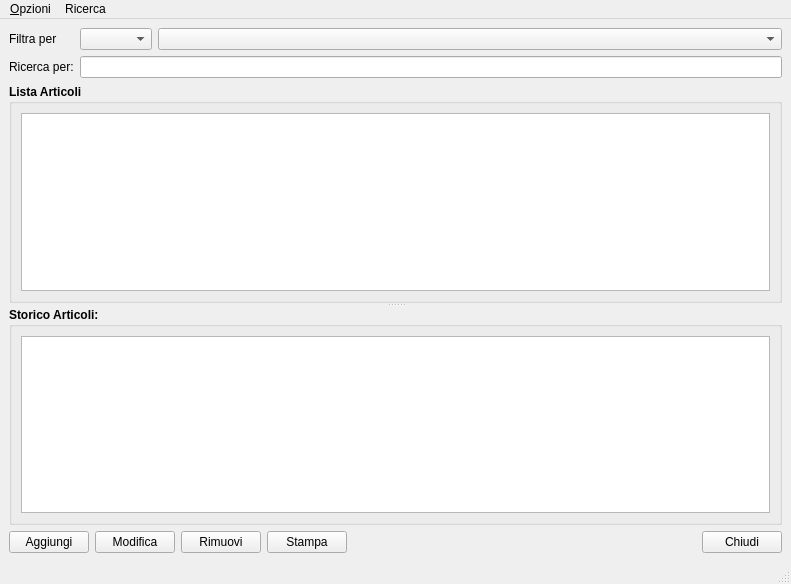
The window that moduleMagazzino/magazzinowindow.ui (kvsd/Gestionale) describes before a commit, drawn with Qt 5.
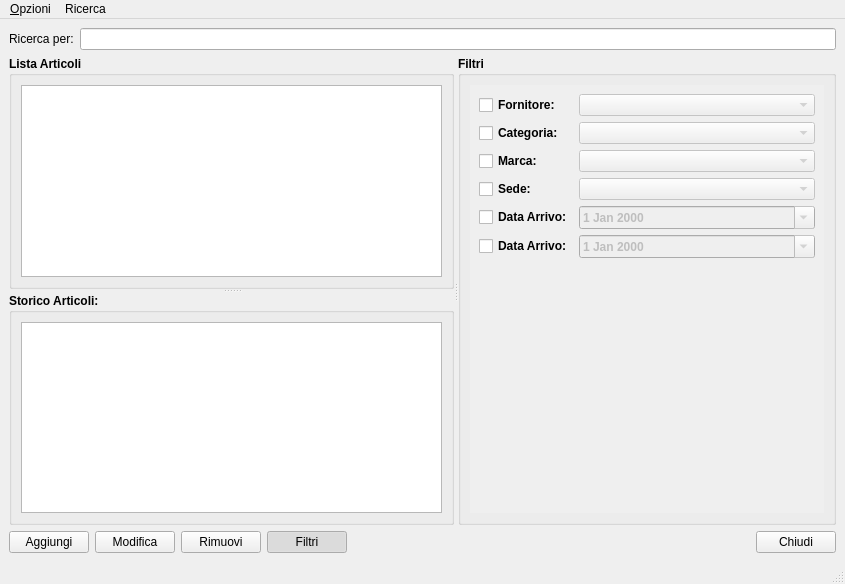
The same window after the commit.

Commit message: Modificata l'interfaccia del magazzino

```diff
--- a/moduleMagazzino/magazzinowindow.ui
+++ b/moduleMagazzino/magazzinowindow.ui
@@ -9,7 +9,7 @@
    <rect>
     <x>0</x>
     <y>0</y>
-    <width>791</width>
+    <width>845</width>
     <height>584</height>
    </rect>
   </property>
@@ -17,44 +17,120 @@
    <string>Magazzino</string>
   </property>
   <widget class="QWidget" name="centralwidget">
-   <layout class="QVBoxLayout" name="verticalLayout">
+   <layout class="QVBoxLayout" name="verticalLayout_5">
     <item>
-     <layout class="QGridLayout" name="gridLayout" columnstretch="0,0,1" columnminimumwidth="0,0,0">
-      <item row="0" column="0">
-       <widget class="QLabel" name="label">
-        <property name="text">
-         <string>Filtra per</string>
-        </property>
-       </widget>
-      </item>
-      <item row="0" column="1">
-       <widget class="QComboBox" name="filterTypeComboBox"/>
-      </item>
-      <item row="0" column="2">
-       <widget class="QComboBox" name="filterValueComboBox">
-        <property name="editable">
-         <bool>false</bool>
-        </property>
-       </widget>
-      </item>
-      <item row="1" column="0">
+     <layout class="QHBoxLayout" name="horizontalLayout">
+      <item>
        <widget class="QLabel" name="label_2">
         <property name="text">
          <string>Ricerca per:</string>
         </property>
        </widget>
       </item>
-      <item row="1" column="1" colspan="2">
+      <item>
        <widget class="QLineEdit" name="searchLineEdit"/>
       </item>
      </layout>
     </item>
     <item>
-     <widget class="QSplitter" name="splitter">
+     <widget class="QSplitter" name="splitter_2">
+      <property name="frameShape">
+       <enum>QFrame::NoFrame</enum>
+      </property>
+      <property name="frameShadow">
+       <enum>QFrame::Plain</enum>
+      </property>
+      <property name="midLineWidth">
+       <number>0</number>
+      </property>
       <property name="orientation">
-       <enum>Qt::Vertical</enum>
+       <enum>Qt::Horizontal</enum>
       </property>
-      <widget class="QGroupBox" name="groupBox">
+      <widget class="QSplitter" name="splitter">
+       <property name="orientation">
+        <enum>Qt::Vertical</enum>
+       </property>
+       <widget class="QGroupBox" name="groupBox">
+        <property name="font">
+         <font>
+          <weight>75</weight>
+          <bold>true</bold>
+         </font>
+        </property>
+        <property name="title">
+         <string>Lista Articoli</string>
+        </property>
+        <layout class="QVBoxLayout" name="verticalLayout_2">
+         <item>
+          <widget class="QTableView" name="articoloView">
+           <property name="font">
+            <font>
+             <weight>50</weight>
+             <bold>false</bold>
+            </font>
+           </property>
+           <property name="editTriggers">
+            <set>QAbstractItemView::NoEditTriggers</set>
+           </property>
+           <property name="alternatingRowColors">
+            <bool>true</bool>
+           </property>
+           <property name="selectionMode">
+            <enum>QAbstractItemView::SingleSelection</enum>
+           </property>
+           <property name="selectionBehavior">
+            <enum>QAbstractItemView::SelectRows</enum>
+           </property>
+          </widget>
+         </item>
+        </layout>
+       </widget>
+       <widget class="QGroupBox" name="groupBox_2">
+        <property name="sizePolicy">
+         <sizepolicy hsizetype="Preferred" vsizetype="Preferred">
+          <horstretch>0</horstretch>
+          <verstretch>0</verstretch>
+         </sizepolicy>
+        </property>
+        <property name="font">
+         <font>
+          <weight>75</weight>
+          <bold>true</bold>
+         </font>
+        </property>
+        <property name="title">
+         <string>Storico Articoli:</string>
+        </property>
+        <layout class="QVBoxLayout" name="verticalLayout_3">
+         <item>
+          <widget class="QTableView" name="storicoView">
+           <property name="sizePolicy">
+            <sizepolicy hsizetype="Expanding" vsizetype="Expanding">
+             <horstretch>0</horstretch>
+             <verstretch>0</verstretch>
+            </sizepolicy>
+           </property>
+           <property name="font">
+            <font>
+             <weight>50</weight>
+             <bold>false</bold>
+            </font>
+           </property>
+           <property name="editTriggers">
+            <set>QAbstractItemView::NoEditTriggers</set>
+           </property>
+           <property name="selectionMode">
+            <enum>QAbstractItemView::SingleSelection</enum>
+           </property>
+           <property name="selectionBehavior">
+            <enum>QAbstractItemView::SelectRows</enum>
+           </property>
+          </widget>
+         </item>
+        </layout>
+       </widget>
+      </widget>
+      <widget class="QGroupBox" name="groupBox_3">
        <property name="font">
         <font>
          <weight>75</weight>
@@ -62,73 +138,142 @@
         </font>
        </property>
        <property name="title">
-        <string>Lista Articoli</string>
+        <string>Filtri</string>
        </property>
-       <layout class="QVBoxLayout" name="verticalLayout_2">
+       <layout class="QVBoxLayout" name="verticalLayout">
         <item>
-         <widget class="QTableView" name="articoloView">
-          <property name="font">
-           <font>
-            <weight>50</weight>
-            <bold>false</bold>
-           </font>
+         <widget class="QScrollArea" name="scrollArea">
+          <property name="frameShape">
+           <enum>QFrame::NoFrame</enum>
           </property>
-          <property name="editTriggers">
-           <set>QAbstractItemView::NoEditTriggers</set>
+          <property name="frameShadow">
+           <enum>QFrame::Sunken</enum>
           </property>
-          <property name="alternatingRowColors">
+          <property name="widgetResizable">
            <bool>true</bool>
           </property>
-          <property name="selectionMode">
-           <enum>QAbstractItemView::SingleSelection</enum>
-          </property>
-          <property name="selectionBehavior">
-           <enum>QAbstractItemView::SelectRows</enum>
-          </property>
-         </widget>
-        </item>
-       </layout>
-      </widget>
-      <widget class="QGroupBox" name="groupBox_2">
-       <property name="sizePolicy">
-        <sizepolicy hsizetype="Preferred" vsizetype="Preferred">
-         <horstretch>0</horstretch>
-         <verstretch>0</verstretch>
-        </sizepolicy>
-       </property>
-       <property name="font">
-        <font>
-         <weight>75</weight>
-         <bold>true</bold>
-        </font>
-       </property>
-       <property name="title">
-        <string>Storico Articoli:</string>
-       </property>
-       <layout class="QVBoxLayout" name="verticalLayout_3">
-        <item>
-         <widget class="QTableView" name="storicoView">
-          <property name="sizePolicy">
-           <sizepolicy hsizetype="Expanding" vsizetype="Expanding">
-            <horstretch>0</horstretch>
-            <verstretch>0</verstretch>
-           </sizepolicy>
-          </property>
-          <property name="font">
-           <font>
-            <weight>50</weight>
-            <bold>false</bold>
-           </font>
-          </property>
-          <property name="editTriggers">
-           <set>QAbstractItemView::NoEditTriggers</set>
-          </property>
-          <property name="selectionMode">
-           <enum>QAbstractItemView::SingleSelection</enum>
-          </property>
-          <property name="selectionBehavior">
-           <enum>QAbstractItemView::SelectRows</enum>
-          </property>
+          <widget class="QWidget" name="scrollAreaWidgetContents">
+           <property name="geometry">
+            <rect>
+             <x>0</x>
+             <y>0</y>
+             <width>351</width>
+             <height>420</height>
+            </rect>
+           </property>
+           <layout class="QVBoxLayout" name="verticalLayout_4">
+            <item>
+             <layout class="QGridLayout" name="gridLayout_2" columnstretch="0,1">
+              <item row="0" column="0">
+               <widget class="QCheckBox" name="fornitoreEnabler">
+                <property name="text">
+                 <string>Fornitore:</string>
+                </property>
+               </widget>
+              </item>
+              <item row="0" column="1">
+               <widget class="QComboBox" name="fornitoreComboBox">
+                <property name="enabled">
+                 <bool>false</bool>
+                </property>
+               </widget>
+              </item>
+              <item row="1" column="0">
+               <widget class="QCheckBox" name="categoriaEnabler">
+                <property name="text">
+                 <string>Categoria:</string>
+                </property>
+               </widget>
+              </item>
+              <item row="1" column="1">
+               <widget class="QComboBox" name="categoriaComboBox">
+                <property name="enabled">
+                 <bool>false</bool>
+                </property>
+                <property name="editable">
+                 <bool>false</bool>
+                </property>
+               </widget>
+              </item>
+              <item row="2" column="0">
+               <widget class="QCheckBox" name="marcaEnabler">
+                <property name="text">
+                 <string>Marca:</string>
+                </property>
+               </widget>
+              </item>
+              <item row="2" column="1">
+               <widget class="QComboBox" name="marcaComboBox">
+                <property name="enabled">
+                 <bool>false</bool>
+                </property>
+               </widget>
+              </item>
+              <item row="3" column="0">
+               <widget class="QCheckBox" name="sedeEnabler">
+                <property name="text">
+                 <string>Sede:</string>
+                </property>
+               </widget>
+              </item>
+              <item row="3" column="1">
+               <widget class="QComboBox" name="sedeComboBox">
+                <property name="enabled">
+                 <bool>false</bool>
+                </property>
+               </widget>
+              </item>
+              <item row="4" column="0">
+               <widget class="QCheckBox" name="data1Enabler">
+                <property name="text">
+                 <string>Data Arrivo:</string>
+                </property>
+               </widget>
+              </item>
+              <item row="4" column="1">
+               <widget class="QDateEdit" name="data1LineEdit">
+                <property name="enabled">
+                 <bool>false</bool>
+                </property>
+                <property name="calendarPopup">
+                 <bool>true</bool>
+                </property>
+               </widget>
+              </item>
+              <item row="5" column="0">
+               <widget class="QCheckBox" name="data2Enabler">
+                <property name="text">
+                 <string>Data Arrivo:</string>
+                </property>
+               </widget>
+              </item>
+              <item row="5" column="1">
+               <widget class="QDateEdit" name="data2LineEdit">
+                <property name="enabled">
+                 <bool>false</bool>
+                </property>
+                <property name="calendarPopup">
+                 <bool>true</bool>
+                </property>
+               </widget>
+              </item>
+             </layout>
+            </item>
+            <item>
+             <spacer name="verticalSpacer">
+              <property name="orientation">
+               <enum>Qt::Vertical</enum>
+              </property>
+              <property name="sizeHint" stdset="0">
+               <size>
+                <width>20</width>
+                <height>192</height>
+               </size>
+              </property>
+             </spacer>
+            </item>
+           </layout>
+          </widget>
          </widget>
         </item>
        </layout>
@@ -161,7 +306,13 @@
       <item>
        <widget class="QPushButton" name="printButton">
         <property name="text">
-         <string>Stampa</string>
+         <string>Filtri</string>
+        </property>
+        <property name="checkable">
+         <bool>true</bool>
+        </property>
+        <property name="checked">
+         <bool>true</bool>
         </property>
        </widget>
       </item>
@@ -194,7 +345,7 @@
     <rect>
      <x>0</x>
      <y>0</y>
-     <width>791</width>
+     <width>845</width>
      <height>20</height>
     </rect>
    </property>
```
Left out of the diff: 324 changed lines with no effect on the pictures. The commit also changes 3 other files.
